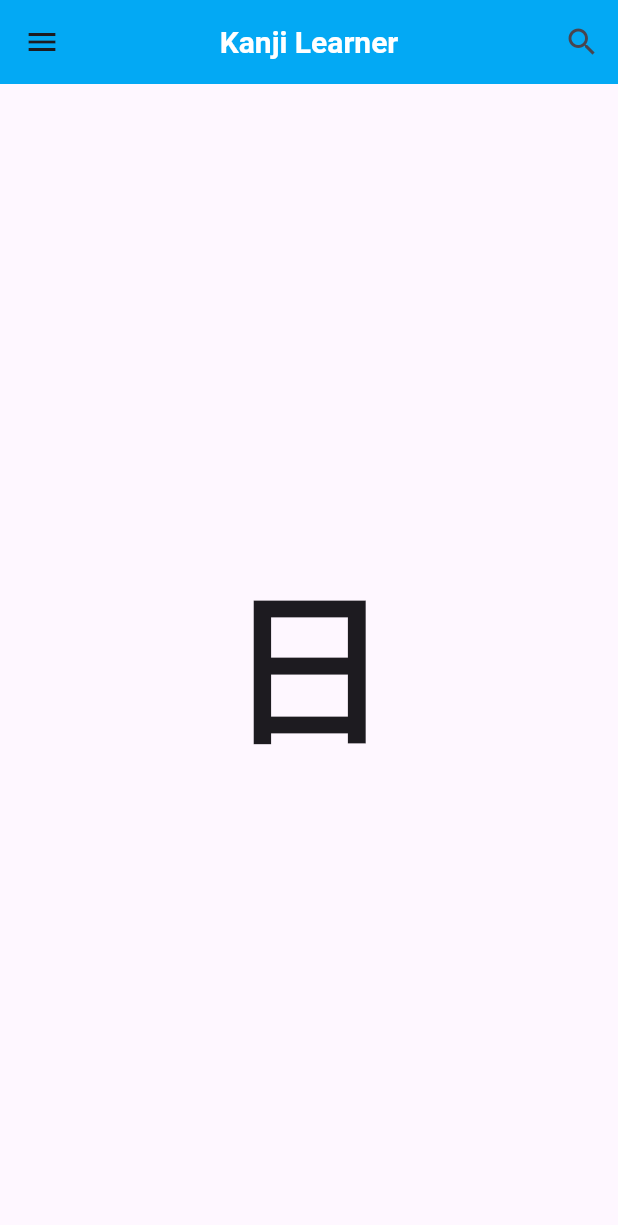
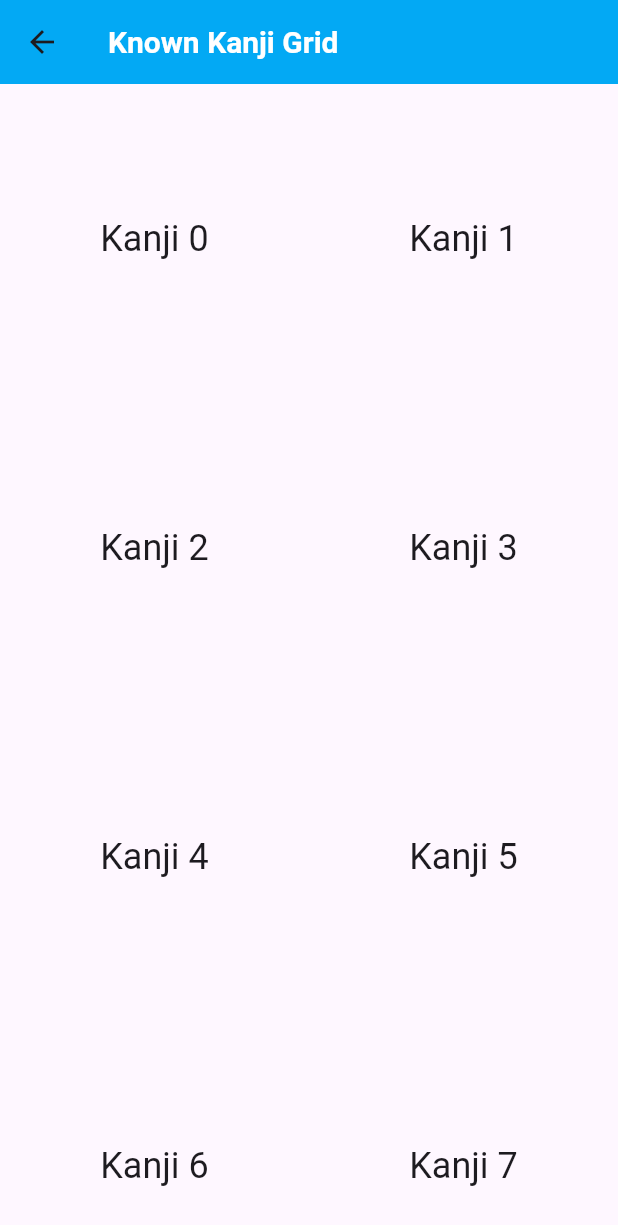
Before and after one commit to maq3009/JapaneseApp, a Flutter app: the screen it shows after launch, after a tap on the "menu" icon, after a tap on "Known Kanji", on a phone screen of 412 x 824 dp. Shown: the top 1225 px of the screen. Run offline on Flutter 3.47's test engine with Material 3 defaults, Android fonts, the phone set to English and light mode, and no system bars.

Commit message:
second commmit - added screen when onTap KnownKanji

```diff
--- /dev/null
+++ b/lib/image_grid.dart
@@ -0,0 +1,27 @@
+import "package:flutter/material.dart";
+
+class KanjiGridScreen extends StatelessWidget {
+  const KanjiGridScreen({super.key});
+
+  @override
+  Widget build(BuildContext context) {
+    return Scaffold(
+      appBar: AppBar(
+        title: const Text('Known Kanji Grid'),
+      ),
+      body: GridView.count(
+        // Create a grid with 2 columns. If you change the scrollDirection to horizontal, this produces 2 rows.
+        crossAxisCount: 2,
+        //Generate 100 widgets that display their index in the List.
+        children: List.generate(100, (index) {
+          return Center(
+            child: Text(
+              'Kanji $index',
+              style: Theme.of(context).textTheme.headlineSmall,
+            ),
+          );
+        }),
+      ),
+    );
+  }
+}
```
Also changed, not shown: lib/main.dart (+9 -5 lines).
